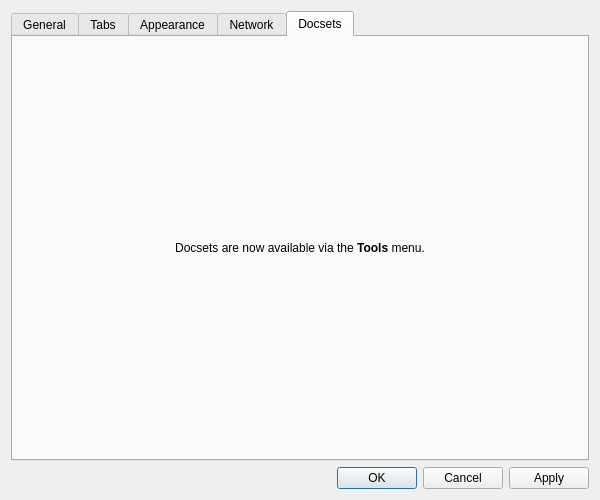
Qt form src/libs/ui/forms/settingsdialog.ui (zealdocs/zeal) before a commit.
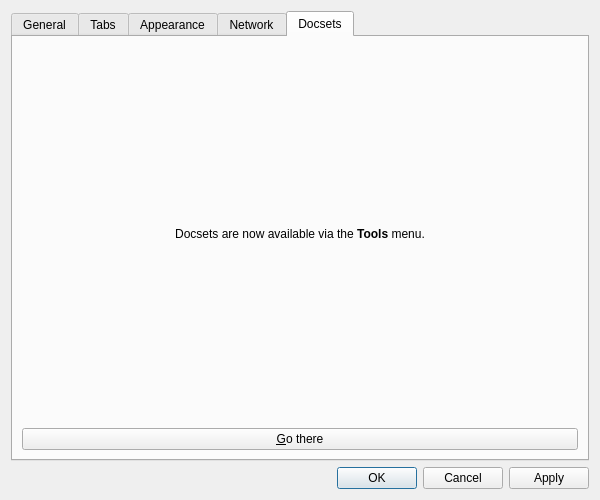
The same form after that commit. The open tabs and pages were chosen to show the change. Custom widgets are drawn as their Qt base class.

Commit message: add shortcut guide user to tools menu

What changed in the file:
```diff
--- a/src/libs/ui/forms/settingsdialog.ui
+++ b/src/libs/ui/forms/settingsdialog.ui
@@ -402,6 +402,16 @@
          </property>
         </widget>
        </item>
+       <item>
+        <widget class="QPushButton" name="showToolsMenu">
+         <property name="locale">
+          <locale language="English" country="UnitedStates"/>
+         </property>
+         <property name="text">
+          <string>&amp;Go there</string>
+         </property>
+        </widget>
+       </item>
       </layout>
      </widget>
     </widget>
```
Left out of the diff: 2 changed lines with no effect on the pictures. The commit also changes 6 other files.
